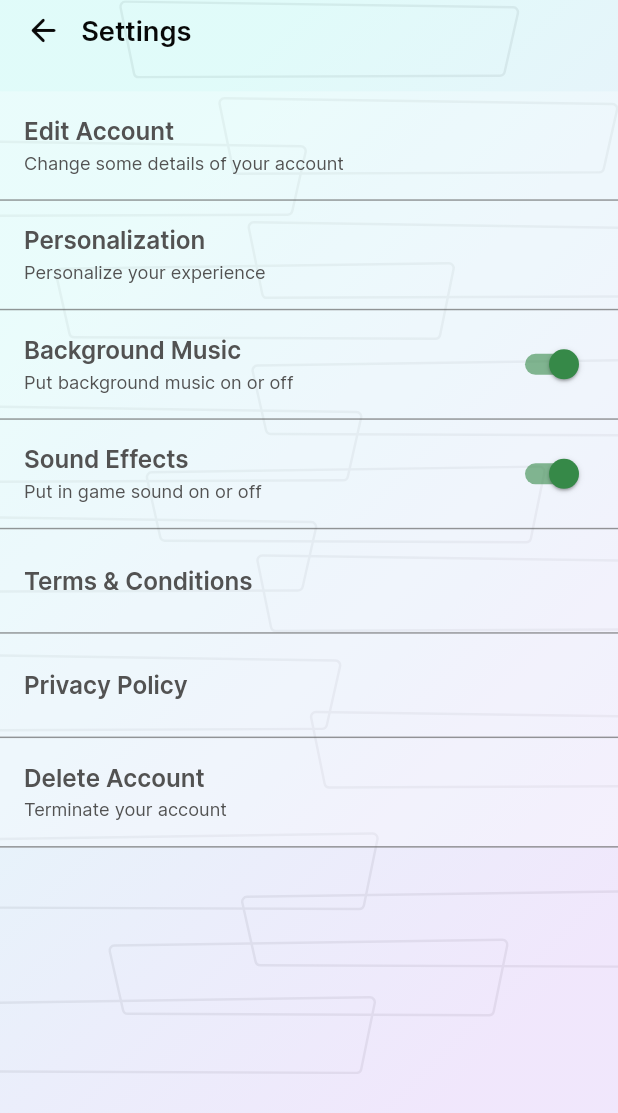
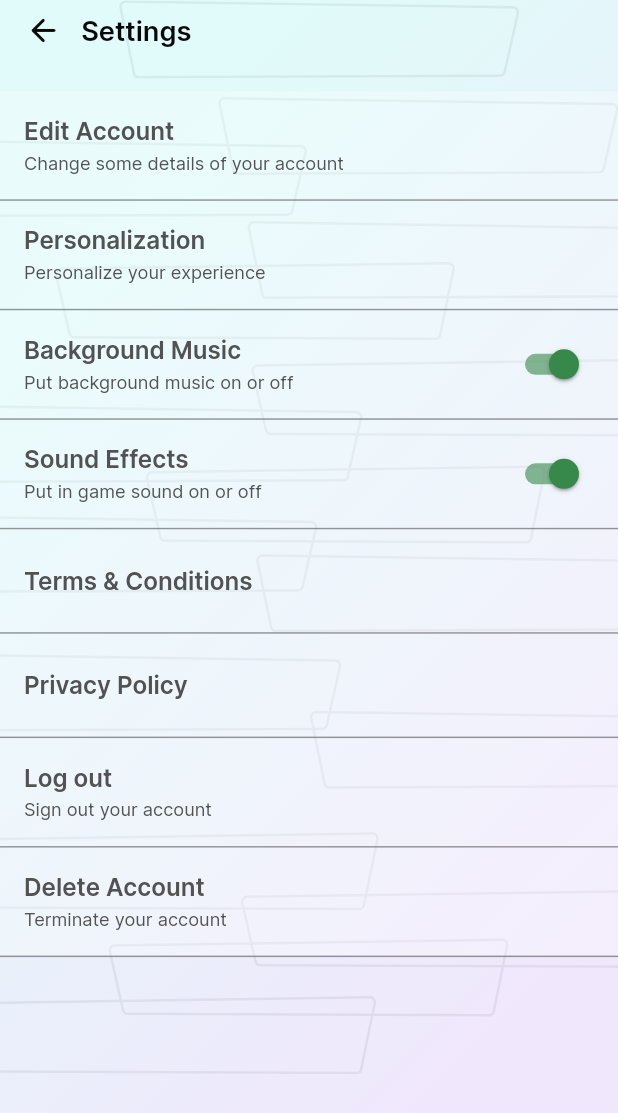
Before and after one commit to lappiahnuamah/Full-Android-Fastlane-Pipeline, a Flutter app: the CustomBottomNav screen opened directly, item 5 of the bottom bar chosen, after a tap on the "settings" icon, on a phone screen of 412 x 824 dp. Shown: the top 1113 px of the screen. Run offline on Flutter 3.47's test engine with Material 3 defaults, Android fonts, the phone set to English and light mode, and no system bars; drawn by our look-alikes of overlay_support; our stand-ins replace connectivity_plus, device_info_plus, dio, equatable, firebase_core, firebase_messaging and 10 more; missing offline and left inert: flame_audio, libphonenumber_plugin; accounts and stored records are empty; network calls fail.

Commit message:
edit profile update

```diff
--- a/lib/screens/profile/profile.dart
+++ b/lib/screens/profile/profile.dart
@@ -1,17 +1,13 @@
 import 'package:flutter/material.dart';
-import 'package:google_sign_in/google_sign_in.dart';
 import 'package:provider/provider.dart';
 import 'package:savyminds/constants.dart';
 import 'package:savyminds/functions/games/game_function.dart';
 import 'package:savyminds/providers/game_items_provider.dart';
 import 'package:savyminds/providers/user_details_provider.dart';
 import 'package:savyminds/resources/app_colors.dart';
-import 'package:savyminds/screens/authentication/splashscreen.dart';
 import 'package:savyminds/screens/profile/components/key_card.dart';
 import 'package:savyminds/screens/records/components/record_rank_header.dart';
 import 'package:savyminds/screens/settings/settings.dart';
-import 'package:savyminds/utils/cache/content_mgt.dart';
-import 'package:savyminds/utils/cache/shared_preferences_helper.dart';
 import 'package:savyminds/utils/next_screen.dart';
 import 'package:savyminds/widgets/custom_text.dart';
 
@@ -35,8 +31,6 @@ class _ProfileState extends State<Profile> {
 
   @override
   Widget build(BuildContext context) {
-    Size size = MediaQuery.of(context).size;
-
     return Consumer2<GameItemsProvider, UserDetailsProvider>(
         builder: (context, gameItemsProvider, userDetailsProvider, child) {
       return Padding(
@@ -114,32 +108,6 @@ class _ProfileState extends State<Profile> {
                           fontSize: 16,
                         ),
                       ],
-                    ),
-                    SizedBox(height: d.pSH(20)),
-
-                    InkWell(
-                      onTap: () {
-                        showLogoutDialog();
-                      },
-                      child: Container(
-                        width: size.width * 0.3,
-                        padding: EdgeInsets.symmetric(
-                            horizontal: d.pSW(10), vertical: d.pSH(4)),
-                        decoration: BoxDecoration(
-                          borderRadius: BorderRadius.circular(20),
-                          border: Border.all(
-                            color: AppColors.kGameRed,
-                          ),
-                        ),
-                        child: Center(
-                          child: CustomText(
-                            label: 'Log Out',
-                            fontSize: 13,
-                            color: AppColors.kGameRed,
-                            fontWeight: FontWeight.bold,
-                          ),
-                        ),
-                      ),
                     ),
                     SizedBox(height: d.pSH(35)),
 
@@ -234,44 +202,4 @@ class _ProfileState extends State<Profile> {
       );
     });
   }
-
-  Future<void> showLogoutDialog() async {
-    await showAdaptiveDialog(
-      context: context,
-      builder: (context) {
-        return AlertDialog(
-          title: const Text('Log Out'),
-          content: const Text('Are you sure you want to log out?'),
-          actions: <Widget>[
-            TextButton(
-              onPressed: () {
-                Navigator.of(context).pop();
-              },
-              child:
-                  const Text('Cancel', style: TextStyle(color: Colors.black)),
-            ),
-            TextButton(
-              onPressed: () {
-                Navigator.of(context).pop();
-                logout();
-              },
-              child: const Text(
-                'Log Out',
-                style: TextStyle(color: AppColors.kGameRed),
-              ),
-            ),
-          ],
-        );
-      },
-    );
-  }
-
-  Future<void> logout() async {
-    gameItemsProvider.clearStreaks();
-    ContentManagement().clearAll();
-    SharedPreferencesHelper.clearCache();
-    final GoogleSignIn _googleSignIn = GoogleSignIn();
-    await _googleSignIn.signOut();
-    nextScreenCloseOthers(context, const SplashScreen());
-  }
 }
--- a/lib/screens/settings/settings.dart
+++ b/lib/screens/settings/settings.dart
@@ -1,11 +1,18 @@
 import 'package:flutter/material.dart';
+import 'package:google_sign_in/google_sign_in.dart';
 import 'package:provider/provider.dart';
 import 'package:savyminds/constants.dart';
 import 'package:savyminds/providers/audio_provider.dart';
+import 'package:savyminds/providers/game_items_provider.dart';
+import 'package:savyminds/providers/user_details_provider.dart';
 import 'package:savyminds/resources/app_colors.dart';
+import 'package:savyminds/screens/authentication/change_display_name.dart';
+import 'package:savyminds/screens/authentication/splashscreen.dart';
 import 'package:savyminds/screens/settings/account_deactivate.dart';
 import 'package:savyminds/screens/settings/components/settings_tile.dart';
 import 'package:savyminds/screens/settings/personalization.dart';
+import 'package:savyminds/utils/cache/content_mgt.dart';
+import 'package:savyminds/utils/cache/shared_preferences_helper.dart';
 import 'package:savyminds/utils/next_screen.dart';
 import 'package:savyminds/widgets/savvy_webview.dart';
 import 'package:savyminds/widgets/page_template.dart';
@@ -18,11 +25,20 @@ class Settings extends StatefulWidget {
 }
 
 class _SettingsState extends State<Settings> {
+  late GameItemsProvider gameItemsProvider;
+
+  @override
+  void initState() {
+    gameItemsProvider = context.read<GameItemsProvider>();
+    super.initState();
+  }
+
   @override
   Widget build(BuildContext context) {
     return PageTemplate(
       pageTitle: 'Settings',
-      child: Consumer<AudioProvider>(builder: (context, audioProvider, child) {
+      child: Consumer2<AudioProvider, UserDetailsProvider>(
+          builder: (context, audioProvider, userProvider, child) {
         return Padding(
           padding: EdgeInsets.symmetric(vertical: d.pSH(20)),
           child: Column(
@@ -31,7 +47,13 @@ class _SettingsState extends State<Settings> {
                   title: 'Edit Account',
                   description: 'Change some details of your account',
                   onTap: () {
-                    // nextScreen(context, DeactivateAccount());
+                    nextScreen(
+                        context,
+                        ChangeDisplayName(
+                          username:
+                              userProvider.getUserDetails().displayName ?? '',
+                          fromSettingsPage: true,
+                        ));
                   }),
               SettingsTile(
                   title: 'Personalization',
@@ -88,6 +110,12 @@ class _SettingsState extends State<Settings> {
                         ));
                   }),
               SettingsTile(
+                  title: 'Log out',
+                  description: 'Sign out your account',
+                  onTap: () {
+                    showLogoutDialog();
+                  }),
+              SettingsTile(
                   title: 'Delete Account',
                   description: 'Terminate your account',
                   onTap: () {
@@ -117,4 +145,44 @@ class _SettingsState extends State<Settings> {
       ),
     );
   }
+
+  Future<void> showLogoutDialog() async {
+    await showAdaptiveDialog(
+      context: context,
+      builder: (context) {
+        return AlertDialog(
+          title: const Text('Log Out'),
+          content: const Text('Are you sure you want to log out?'),
+          actions: <Widget>[
+            TextButton(
+              onPressed: () {
+                Navigator.of(context).pop();
+              },
+              child:
+                  const Text('Cancel', style: TextStyle(color: Colors.black)),
+            ),
+            TextButton(
+              onPressed: () {
+                Navigator.of(context).pop();
+                logout();
+              },
+              child: const Text(
+                'Log Out',
+                style: TextStyle(color: AppColors.kGameRed),
+              ),
+            ),
+          ],
+        );
+      },
+    );
+  }
+
+  Future<void> logout() async {
+    gameItemsProvider.clearStreaks();
+    ContentManagement().clearAll();
+    SharedPreferencesHelper.clearCache();
+    final GoogleSignIn _googleSignIn = GoogleSignIn();
+    await _googleSignIn.signOut();
+    nextScreenCloseOthers(context, const SplashScreen());
+  }
 }
```
Also changed, not shown: lib/screens/authentication/change_display_name.dart (+11 -4 lines).
